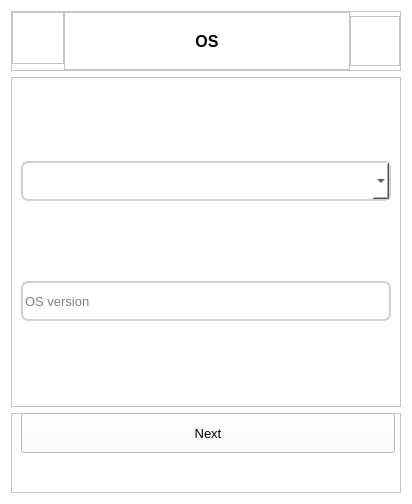
fedulovs/InventoryUI, file layouts/add_device2.ui: the form before one commit.
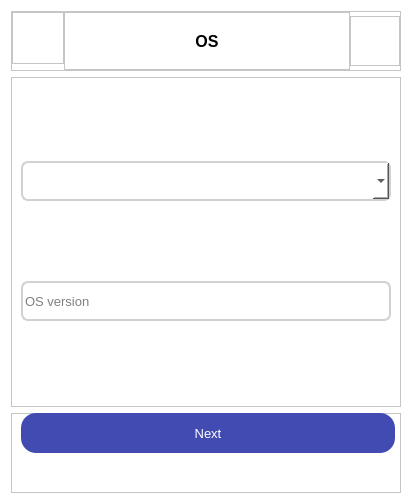
The form after the commit.

What changed in the file:
```diff
--- a/layouts/add_device2.ui
+++ b/layouts/add_device2.ui
@@ -315,13 +315,19 @@
                             </font>
                         </property>
                         <property name="styleSheet">
-                            <string notr="true">border-radius : 15; border: 2 px solid black; background-color:
-                                #414BB2; color: white;
+                            <string notr="true">QPushButton {
+                                border-radius: 15;
+                                border: 2 px solid black;
+                                background-color: #414BB2;
+                                color: white
+                                }
 
-                                pressed ({
-                                border: 4px solid #090;
-                                border-radius: 5px
-                                })
+                                QPushButton:hover{
+                                border-radius: 15;
+                                border: 4 px solid black;
+                                background-color: rgb(51, 60, 140);
+                                color: white;
+                                }
                             </string>
                         </property>
                         <property name="text">
```
Left out of the diff: 13 changed lines with no effect on the pictures.
